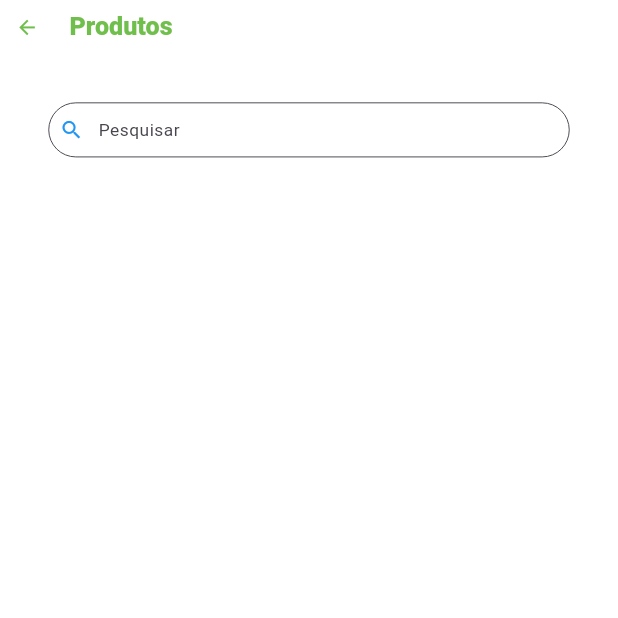
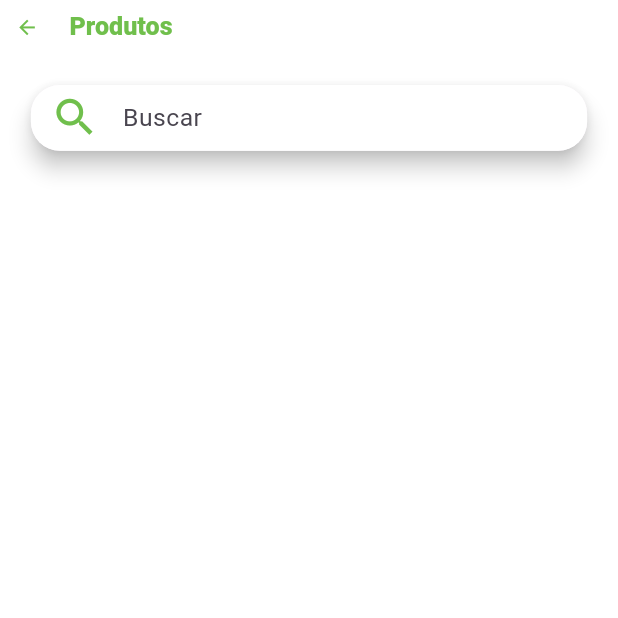
Before and after one commit to lmtsufape/vida-agroecologica-app-comercio-vendedor, a Flutter app: the ProductsScreen screen opened by its route, on a phone screen of 412 x 824 dp, the top half of it. Run offline on Flutter 3.47's test engine with Material 2 defaults, Android fonts, the phone set to English and light mode, and no system bars; our stand-ins replace bot_toast, device_preview, dio, flutter_local_notifications, flutter_secure_storage, flutter_svg and 8 more; missing offline and left inert: rate_my_app; accounts and stored records are empty.

Commit message:
Mudança na search bar da ProductsScreen

```diff
--- a/lib/screens/products/components/search_bar.dart
+++ b/lib/screens/products/components/search_bar.dart
@@ -1,9 +1,11 @@
 import 'package:flutter/material.dart';
+import 'package:thunderapp/shared/constants/style_constants.dart';
 
 class SearchBar extends StatelessWidget {
   final TextEditingController controller;
 
   final VoidCallback onSearch;
+
   const SearchBar({
     Key? key,
     required this.controller,
@@ -12,28 +14,35 @@ class SearchBar extends StatelessWidget {
 
   @override
   Widget build(BuildContext context) {
-    return Padding(
-      padding: const EdgeInsets.all(18.0),
+    Size size = MediaQuery.of(context).size;
+    return Material(
+      elevation: 6,
+      shadowColor: Colors.black,
+      shape: RoundedRectangleBorder(borderRadius: BorderRadius.circular(30)),
       child: TextField(
         keyboardType: TextInputType.text,
         onSubmitted: (value) {
           onSearch.call();
         },
         controller: controller,
-        decoration: const InputDecoration(
+        decoration: InputDecoration(
           filled: true,
-          fillColor: Color(0xFFFFFFFF),
-          border: OutlineInputBorder(
-              borderRadius:
-                  BorderRadius.all(Radius.circular(30))),
-          hintText: 'Pesquisar',
-          contentPadding: EdgeInsets.symmetric(
-              vertical: 15, horizontal: 15),
+          fillColor: Colors.white,
+          enabledBorder: const OutlineInputBorder(
+            borderRadius: BorderRadius.all(Radius.circular(30)),
+            borderSide: BorderSide(color: Colors.transparent, width: 0.0),
+          ),
+          hintStyle: TextStyle(fontSize: size.height * 0.02),
+          hintText: 'Buscar',
+          contentPadding: EdgeInsets.symmetric(vertical: 15, horizontal: 15),
           isDense: true,
-          prefixIcon: Icon(
-            Icons.search,
-            color: Colors.blue,
-            size: 25,
+          prefixIcon: Padding(
+            padding: const EdgeInsetsDirectional.only(start: 20, end: 20),
+            child: Icon(
+              Icons.search,
+              color: kPrimaryColor,
+              size: size.height * 0.04,
+            ),
           ),
         ),
       ),
```
